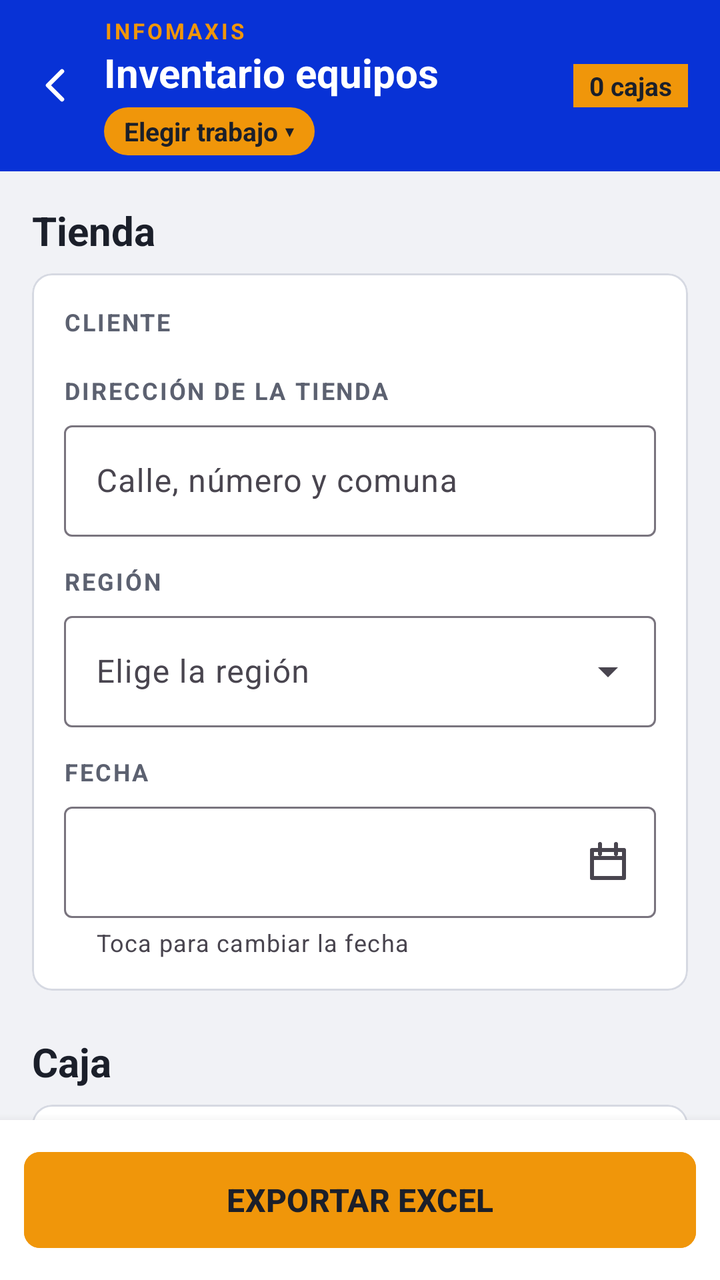
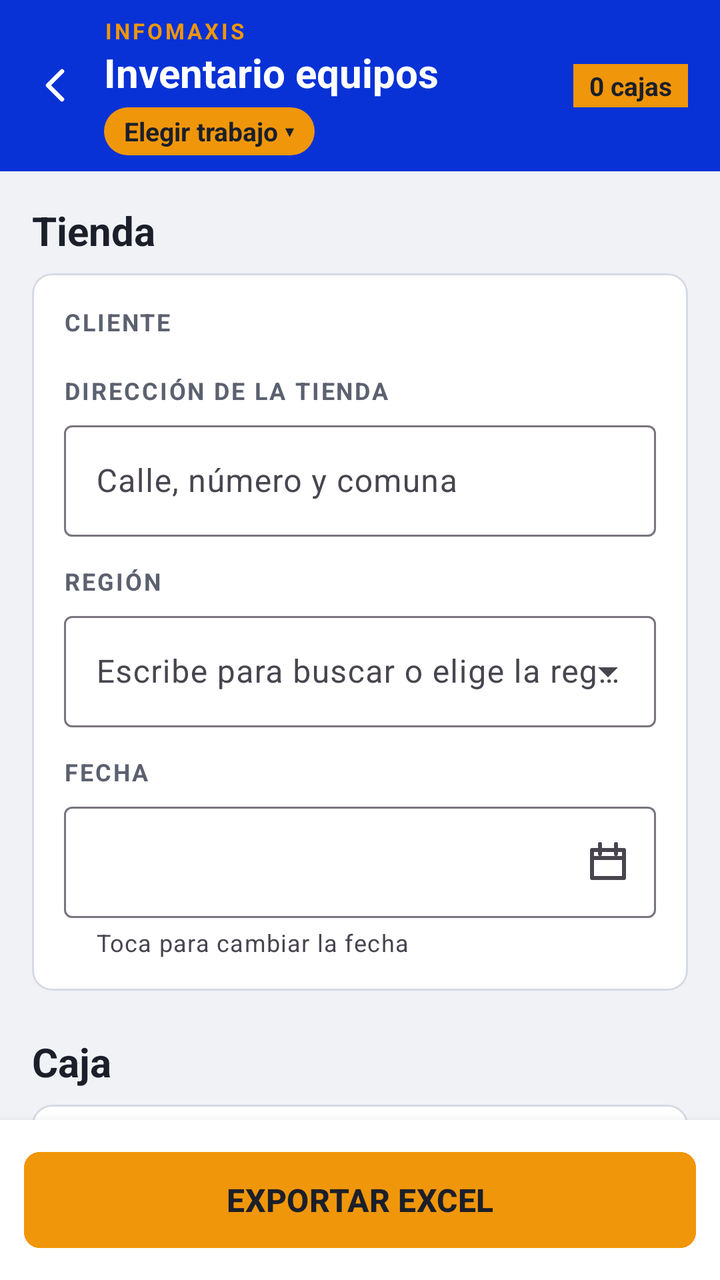

Two renders of the same Android screen: before a commit and after it. Below are the layout's source before the change and the commit's diff.
<!-- AndroidManifest.xml: application theme Theme.Infomaxis -->
<!-- res/layout/activity_main.xml -->
<?xml version="1.0" encoding="utf-8"?>
<LinearLayout xmlns:android="http://schemas.android.com/apk/res/android"
    xmlns:app="http://schemas.android.com/apk/res-auto"
    android:layout_width="match_parent"
    android:layout_height="match_parent"
    android:background="@color/fondo"
    android:orientation="vertical">

    <LinearLayout
        android:layout_width="match_parent"
        android:layout_height="wrap_content"
        android:background="@color/verde"
        android:gravity="center_vertical"
        android:orientation="horizontal"
        android:paddingVertical="8dp"
        android:paddingStart="4dp"
        android:paddingEnd="16dp">

        <ImageButton
            android:id="@+id/btnVolver"
            android:layout_width="48dp"
            android:layout_height="48dp"
            android:background="?attr/selectableItemBackgroundBorderless"
            android:contentDescription="Volver a Infomaxis"
            android:src="@drawable/ic_volver" />

        <LinearLayout
            android:layout_width="0dp"
            android:layout_height="wrap_content"
            android:layout_weight="1"
            android:orientation="vertical">

            <TextView
                android:layout_width="wrap_content"
                android:layout_height="wrap_content"
                android:text="INFOMAXIS"
                android:textColor="@color/amarillo"
                android:letterSpacing="0.12"
                android:textSize="11sp"
                android:textStyle="bold" />

            <TextView
                android:layout_width="wrap_content"
                android:layout_height="wrap_content"
                android:text="Inventario equipos"
                android:textColor="@color/blanco"
                android:textSize="20sp"
                android:textStyle="bold" />

            <TextView
                android:id="@+id/txtTrabajo"
                android:layout_width="wrap_content"
                android:layout_height="wrap_content"
                android:layout_marginTop="4dp"
                android:background="@drawable/fondo_trabajo"
                android:foreground="?attr/selectableItemBackground"
                android:paddingHorizontal="10dp"
                android:paddingVertical="3dp"
                android:text="Elegir trabajo ▾"
                android:textColor="@color/tinta"
                android:textSize="13sp"
                android:textStyle="bold" />
        </LinearLayout>

        <TextView
            android:id="@+id/txtCount"
            android:layout_width="wrap_content"
            android:layout_height="wrap_content"
            android:background="@color/amarillo"
            android:paddingHorizontal="8dp"
            android:paddingVertical="2dp"
            android:text="0 cajas"
            android:textColor="@color/tinta"
            android:textSize="13sp"
            android:textStyle="bold" />
    </LinearLayout>

    <androidx.core.widget.NestedScrollView
        android:id="@+id/scroll"
        android:layout_width="match_parent"
        android:layout_height="0dp"
        android:layout_weight="1"
        android:fillViewport="true">

        <LinearLayout
            android:layout_width="match_parent"
            android:layout_height="wrap_content"
            android:orientation="vertical"
            android:padding="16dp">

            
            <TextView style="@style/Seccion" android:text="Tienda" />

            <com.google.android.material.card.MaterialCardView style="@style/Tarjeta">

                <LinearLayout
                    android:layout_width="match_parent"
                    android:layout_height="wrap_content"
                    android:orientation="vertical"
                    android:padding="16dp">

                    <TextView style="@style/Etiqueta" android:text="CLIENTE" />

                    <com.google.android.material.chip.ChipGroup
                        android:id="@+id/chipsCliente"
                        android:layout_width="match_parent"
                        android:layout_height="wrap_content"
                        app:chipSpacingVertical="0dp"
                        app:singleSelection="true" />

                    <com.google.android.material.textfield.TextInputLayout
                        android:id="@+id/boxClienteOtro"
                        style="@style/Widget.Material3.TextInputLayout.OutlinedBox"
                        android:layout_width="match_parent"
                        android:layout_height="wrap_content"
                        android:layout_marginTop="6dp"
                        android:hint="Escribe el nombre del cliente"
                        android:visibility="gone">

                        <com.google.android.material.textfield.TextInputEditText
                            android:id="@+id/edtClienteOtro"
                            android:layout_width="match_parent"
                            android:layout_height="wrap_content"
                            android:inputType="textCapWords" />
                    </com.google.android.material.textfield.TextInputLayout>

                    <LinearLayout
                        android:id="@+id/grupoTienda"
                        android:layout_width="match_parent"
                        android:layout_height="wrap_content"
                        android:orientation="vertical"
                        android:visibility="gone">

                        <TextView style="@style/Etiqueta" android:layout_marginTop="14dp" android:text="N° DE TIENDA" />

                        <com.google.android.material.textfield.TextInputLayout
                            style="@style/Widget.Material3.TextInputLayout.OutlinedBox"
                            android:layout_width="match_parent"
                            android:layout_height="wrap_content"
                            android:hint="Ej: 512">

                            <com.google.android.material.textfield.TextInputEditText
                                android:id="@+id/edtTienda"
                                android:layout_width="match_parent"
                                android:layout_height="wrap_content"
                                android:fontFamily="monospace"
                                android:inputType="textCapCharacters|textNoSuggestions" />
                        </com.google.android.material.textfield.TextInputLayout>
                    </LinearLayout>

                    <TextView style="@style/Etiqueta" android:layout_marginTop="14dp" android:text="DIRECCIÓN DE LA TIENDA" />

                    <com.google.android.material.textfield.TextInputLayout
                        style="@style/Widget.Material3.TextInputLayout.OutlinedBox"
                        android:layout_width="match_parent"
                        android:layout_height="wrap_content"
                        android:hint="Calle, número y comuna">

                        <com.google.android.material.textfield.TextInputEditText
                            android:id="@+id/edtDireccion"
                            android:layout_width="match_parent"
                            android:layout_height="wrap_content"
                            android:inputType="textPostalAddress|textCapWords" />
                    </com.google.android.material.textfield.TextInputLayout>

                    <TextView style="@style/Etiqueta" android:layout_marginTop="14dp" android:text="REGIÓN" />

                    <com.google.android.material.textfield.TextInputLayout
                        style="@style/Widget.Material3.TextInputLayout.OutlinedBox.ExposedDropdownMenu"
                        android:layout_width="match_parent"
                        android:layout_height="wrap_content"
                        android:hint="Elige la región">

                        <com.google.android.material.textfield.MaterialAutoCompleteTextView
                            android:id="@+id/edtRegion"
                            android:layout_width="match_parent"
                            android:layout_height="wrap_content"
                            android:inputType="none" />
                    </com.google.android.material.textfield.TextInputLayout>

                    <TextView style="@style/Etiqueta" android:layout_marginTop="14dp" android:text="FECHA" />

                    <com.google.android.material.textfield.TextInputLayout
                        android:id="@+id/boxFecha"
                        style="@style/Widget.Material3.TextInputLayout.OutlinedBox"
                        android:layout_width="match_parent"
                        android:layout_height="wrap_content"
                        app:helperText="Toca para cambiar la fecha"
                        app:endIconMode="custom"
                        app:endIconDrawable="@drawable/ic_calendar"
                        app:endIconContentDescription="Cambiar fecha">

                        <com.google.android.material.textfield.TextInputEditText
                            android:id="@+id/edtFecha"
                            android:layout_width="match_parent"
                            android:layout_height="wrap_content"
                            android:cursorVisible="false"
                            android:focusable="false"
                            android:fontFamily="monospace"
                            android:inputType="none" />
                    </com.google.android.material.textfield.TextInputLayout>
                </LinearLayout>
            </com.google.android.material.card.MaterialCardView>

            
            <TextView android:id="@+id/txtSeccionCaja" style="@style/Seccion" android:layout_marginTop="22dp" android:text="Caja" />

            <com.google.android.material.card.MaterialCardView style="@style/Tarjeta">

                <LinearLayout
                    android:layout_width="match_parent"
                    android:layout_height="wrap_content"
                    android:orientation="vertical"
                    android:padding="16dp">

                    <TextView style="@style/Etiqueta" android:text="TIPO DE CAJA" />

                    <com.google.android.material.button.MaterialButtonToggleGroup
                        android:id="@+id/grupoTipo"
                        android:layout_width="match_parent"
                        android:layout_height="wrap_content"
                        app:selectionRequired="false"
                        app:singleSelection="true">

                        <com.google.android.material.button.MaterialButton
                            android:id="@+id/btnPos"
                            style="@style/BotonTipo"
                            android:text="POS" />

                        <com.google.android.material.button.MaterialButton
                            android:id="@+id/btnSsco"
                            style="@style/BotonTipo"
                            android:text="SSCO" />
                    </com.google.android.material.button.MaterialButtonToggleGroup>

                    <TextView style="@style/Etiqueta" android:layout_marginTop="14dp" android:text="UBICACIÓN POS" />

                    <com.google.android.material.textfield.TextInputLayout
                        style="@style/Widget.Material3.TextInputLayout.OutlinedBox"
                        android:layout_width="match_parent"
                        android:layout_height="wrap_content"
                        android:hint="Ej: Caja 3, caja rápida">

                        <com.google.android.material.textfield.TextInputEditText
                            android:id="@+id/edtUbicacion"
                            android:layout_width="match_parent"
                            android:layout_height="wrap_content"
                            android:inputType="textCapSentences" />
                    </com.google.android.material.textfield.TextInputLayout>

                    <TextView style="@style/Etiqueta" android:layout_marginTop="14dp" android:text="N° DE POS" />

                    <com.google.android.material.textfield.TextInputLayout
                        style="@style/Widget.Material3.TextInputLayout.OutlinedBox"
                        android:layout_width="match_parent"
                        android:layout_height="wrap_content"
                        android:hint="Ej: 05">

                        <com.google.android.material.textfield.TextInputEditText
                            android:id="@+id/edtNumeroPos"
                            android:layout_width="match_parent"
                            android:layout_height="wrap_content"
                            android:fontFamily="monospace"
                            android:inputType="textCapCharacters|textNoSuggestions" />
                    </com.google.android.material.textfield.TextInputLayout>

                    <TextView
                        android:id="@+id/txtElegirTipo"
                        android:layout_width="match_parent"
                        android:layout_height="wrap_content"
                        android:layout_marginTop="14dp"
                        android:background="@drawable/fondo_componente"
                        android:gravity="center"
                        android:padding="16dp"
                        android:text="Elige POS o SSCO para ver sus componentes."
                        android:textColor="@color/gris" />

                    <TextView
                        android:id="@+id/txtComponentes"
                        style="@style/Etiqueta"
                        android:layout_marginTop="16dp"
                        android:text="COMPONENTES · deja vacío lo que no tenga"
                        android:visibility="gone" />

                    <LinearLayout
                        android:id="@+id/contenedorPiezas"
                        android:layout_width="match_parent"
                        android:layout_height="wrap_content"
                        android:orientation="vertical" />

                    <TextView style="@style/Etiqueta" android:layout_marginTop="14dp" android:text="NOTAS" />

                    <LinearLayout
                        android:layout_width="match_parent"
                        android:layout_height="wrap_content"
                        android:gravity="center_vertical"
                        android:orientation="horizontal">

                        <com.google.android.material.textfield.TextInputLayout
                            style="@style/Widget.Material3.TextInputLayout.OutlinedBox"
                            android:layout_width="0dp"
                            android:layout_height="wrap_content"
                            android:layout_weight="1"
                            android:hint="Opcional">

                            <com.google.android.material.textfield.TextInputEditText
                                android:id="@+id/edtNotas"
                                android:layout_width="match_parent"
                                android:layout_height="wrap_content"
                                android:inputType="textCapSentences|textMultiLine" />
                        </com.google.android.material.textfield.TextInputLayout>
                    </LinearLayout>


                    <TextView style="@style/Etiqueta" android:layout_marginTop="16dp" android:text="ESTADO DEL POS" />

                    <LinearLayout
                        android:layout_width="match_parent"
                        android:layout_height="wrap_content"
                        android:gravity="center_vertical"
                        android:orientation="horizontal">

                        <com.google.android.material.textfield.TextInputLayout
                            style="@style/Widget.Material3.TextInputLayout.OutlinedBox"
                            android:layout_width="0dp"
                            android:layout_height="wrap_content"
                            android:layout_weight="1"
                            android:hint="Observación: cómo quedó el POS">

                            <com.google.android.material.textfield.TextInputEditText
                                android:id="@+id/edtEstado"
                                android:layout_width="match_parent"
                                android:layout_height="wrap_content"
                                android:inputType="textCapSentences|textMultiLine"
                                android:minLines="2" />
                        </com.google.android.material.textfield.TextInputLayout>
                    </LinearLayout>

                    <TextView style="@style/Etiqueta" android:layout_marginTop="18dp" android:text="FOTOS DEL POS" />

                    <TextView
                        android:layout_width="match_parent"
                        android:layout_height="wrap_content"
                        android:text="Saca las que correspondan. Las que no saques quedan en blanco en el Excel."
                        android:textColor="@color/gris"
                        android:textSize="12sp" />

                    <LinearLayout
                        android:id="@+id/contenedorFotos"
                        android:layout_width="match_parent"
                        android:layout_height="wrap_content"
                        android:orientation="vertical" />


                    <com.google.android.material.button.MaterialButton
                        android:id="@+id/btnGuardar"
                        android:layout_width="match_parent"
                        android:layout_height="60dp"
                        android:layout_marginTop="18dp"
                        android:text="GUARDAR CAJA"
                        android:textSize="17sp"
                        android:textStyle="bold"
                        app:cornerRadius="8dp" />

                    <LinearLayout
                        android:id="@+id/barEdicion"
                        android:layout_width="match_parent"
                        android:layout_height="wrap_content"
                        android:orientation="horizontal"
                        android:visibility="gone">

                        <com.google.android.material.button.MaterialButton
                            android:id="@+id/btnCancelar"
                            style="@style/Widget.Material3.Button.TextButton"
                            android:layout_width="0dp"
                            android:layout_height="wrap_content"
                            android:layout_weight="1"
                            android:text="Cancelar edición" />

                        <com.google.android.material.button.MaterialButton
                            android:id="@+id/btnBorrar"
                            style="@style/Widget.Material3.Button.TextButton"
                            android:layout_width="0dp"
                            android:layout_height="wrap_content"
                            android:layout_weight="1"
                            android:text="Borrar fila"
                            android:textColor="@color/rojo" />
                    </LinearLayout>
                </LinearLayout>
            </com.google.android.material.card.MaterialCardView>

            
            <LinearLayout
                android:layout_width="match_parent"
                android:layout_height="wrap_content"
                android:layout_marginTop="22dp"
                android:layout_marginBottom="8dp"
                android:gravity="center_vertical"
                android:orientation="horizontal">

                <TextView
                    style="@style/Seccion"
                    android:layout_width="0dp"
                    android:layout_weight="1"
                    android:layout_marginBottom="0dp"
                    android:text="Planilla" />

                <TextView
                    android:layout_width="wrap_content"
                    android:layout_height="wrap_content"
                    android:text="Toca una fila para editarla"
                    android:textColor="@color/gris"
                    android:textSize="12sp" />
            </LinearLayout>

            <LinearLayout
                android:layout_width="match_parent"
                android:layout_height="wrap_content"
                android:layout_marginBottom="10dp"
                android:orientation="horizontal">

                <com.google.android.material.button.MaterialButton
                    android:id="@+id/btnNuevo"
                    style="@style/Widget.Material3.Button.OutlinedButton"
                    android:layout_width="0dp"
                    android:layout_height="52dp"
                    android:layout_marginEnd="6dp"
                    android:layout_weight="1"
                    android:text="Nuevo Excel"
                    android:textColor="@color/tinta"
                    app:cornerRadius="8dp"
                    app:strokeColor="@color/linea" />

                <com.google.android.material.button.MaterialButton
                    android:id="@+id/btnCargar"
                    style="@style/Widget.Material3.Button.OutlinedButton"
                    android:layout_width="0dp"
                    android:layout_height="52dp"
                    android:layout_marginStart="6dp"
                    android:layout_weight="1"
                    android:text="Cargar Excel"
                    android:textColor="@color/tinta"
                    app:cornerRadius="8dp"
                    app:strokeColor="@color/linea" />
            </LinearLayout>

            <TextView
                android:id="@+id/txtVacio"
                android:layout_width="match_parent"
                android:layout_height="wrap_content"
                android:background="@color/blanco"
                android:gravity="center"
                android:padding="24dp"
                android:text="Todavía no hay cajas.\nCompleta los datos de la tienda, elige POS o SSCO, fotografía las series de cada componente y toca «Guardar caja».\n\n¿Ya tenías un Excel empezado? Toca «Cargar Excel»."
                android:textColor="@color/gris" />

            <androidx.recyclerview.widget.RecyclerView
                android:id="@+id/lista"
                android:layout_width="match_parent"
                android:layout_height="wrap_content"
                android:nestedScrollingEnabled="false" />
        </LinearLayout>
    </androidx.core.widget.NestedScrollView>

    <LinearLayout
        android:layout_width="match_parent"
        android:layout_height="wrap_content"
        android:background="@color/blanco"
        android:elevation="8dp"
        android:orientation="horizontal"
        android:padding="12dp">

        <com.google.android.material.button.MaterialButton
            android:id="@+id/btnExportar"
            android:layout_width="0dp"
            android:layout_height="56dp"
            android:layout_weight="1"
            android:backgroundTint="@color/amarillo"
            android:text="EXPORTAR EXCEL"
            android:textColor="@color/tinta"
            android:textSize="16sp"
            android:textStyle="bold"
            app:cornerRadius="8dp" />
    </LinearLayout>
</LinearLayout>
<!-- resources referenced by this layout -->
<resources>
  <color name="amarillo">#F0960A</color>
  <color name="blanco">#FFFFFF</color>
  <color name="fondo">#F1F2F6</color>
  <color name="gris">#5C6170</color>
  <color name="linea">#D6D9E2</color>
  <color name="rojo">#B3261E</color>
  <color name="tinta">#1B1F2A</color>
  <color name="verde">#0832D6</color>
  <!-- drawable fondo_componente (drawable) -->
  <?xml version="1.0" encoding="utf-8"?>
  <shape xmlns:android="http://schemas.android.com/apk/res/android">
      <solid android:color="@color/fondo" />
      <corners android:radius="8dp" />
  </shape>
  <!-- drawable fondo_trabajo (drawable) -->
  <?xml version="1.0" encoding="utf-8"?>
  <shape xmlns:android="http://schemas.android.com/apk/res/android">
      <solid android:color="@color/amarillo" />
      <corners android:radius="12dp" />
  </shape>
  <!-- drawable ic_calendar (drawable) -->
  <vector xmlns:android="http://schemas.android.com/apk/res/android"
      android:width="24dp" android:height="24dp" android:viewportWidth="24" android:viewportHeight="24">
      <path android:fillColor="#00000000" android:strokeColor="#0832D6" android:strokeWidth="2"
          android:strokeLineJoin="round" android:strokeLineCap="round"
          android:pathData="M4,6h16v14H4zM4,10h16M8,3v5M16,3v5" />
  </vector>
  <!-- drawable ic_volver (drawable) -->
  <vector xmlns:android="http://schemas.android.com/apk/res/android"
      android:width="24dp" android:height="24dp" android:viewportWidth="24" android:viewportHeight="24">
      <path android:fillColor="#00000000" android:strokeColor="#FFFFFF" android:strokeWidth="2.2"
          android:strokeLineJoin="round" android:strokeLineCap="round"
          android:pathData="M15,5l-7,7 7,7" />
  </vector>
  <style name="BotonTipo" parent="Widget.Material3.Button.OutlinedButton">
          <item name="android:layout_width">0dp</item>
          <item name="android:layout_height">58dp</item>
          <item name="android:layout_weight">1</item>
          <item name="android:textSize">18sp</item>
          <item name="android:textStyle">bold</item>
          <item name="android:textColor">@color/texto_tipo</item>
          <item name="backgroundTint">@color/fondo_tipo</item>
          <item name="strokeColor">@color/verde</item>
      </style>
  <style name="Etiqueta">
          <item name="android:layout_width">wrap_content</item>
          <item name="android:layout_height">wrap_content</item>
          <item name="android:layout_marginBottom">4dp</item>
          <item name="android:textColor">@color/gris</item>
          <item name="android:textSize">12sp</item>
          <item name="android:textStyle">bold</item>
          <item name="android:letterSpacing">0.08</item>
      </style>
  <style name="Seccion">
          <item name="android:layout_width">wrap_content</item>
          <item name="android:layout_height">wrap_content</item>
          <item name="android:layout_marginBottom">8dp</item>
          <item name="android:textColor">@color/tinta</item>
          <item name="android:textSize">20sp</item>
          <item name="android:textStyle">bold</item>
      </style>
  <style name="Tarjeta" parent="Widget.Material3.CardView.Outlined">
          <item name="android:layout_width">match_parent</item>
          <item name="android:layout_height">wrap_content</item>
          <item name="cardBackgroundColor">@color/blanco</item>
          <item name="cardCornerRadius">10dp</item>
          <item name="cardElevation">0dp</item>
          <item name="strokeColor">@color/linea</item>
          <item name="strokeWidth">1dp</item>
      </style>
  <color name="verde_oscuro">#0626A3</color>
  <!-- unchanged entries left out for length: 1 -->
</resources>

<!-- the commit's change to res/layout/activity_main.xml (unified diff, before → after) -->
@@ -169,13 +169,15 @@
                         style="@style/Widget.Material3.TextInputLayout.OutlinedBox.ExposedDropdownMenu"
                         android:layout_width="match_parent"
                         android:layout_height="wrap_content"
-                        android:hint="Elige la región">
+                        android:hint="Escribe para buscar o elige la región">
 
                         <com.google.android.material.textfield.MaterialAutoCompleteTextView
                             android:id="@+id/edtRegion"
                             android:layout_width="match_parent"
                             android:layout_height="wrap_content"
-                            android:inputType="none" />
+                            android:completionThreshold="1"
+                            android:imeOptions="actionDone"
+                            android:inputType="textCapWords|textNoSuggestions" />
                     </com.google.android.material.textfield.TextInputLayout>
 
                     <TextView style="@style/Etiqueta" android:layout_marginTop="14dp" android:text="FECHA" />
